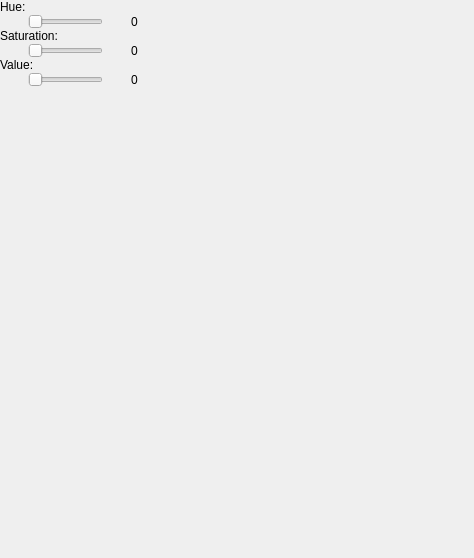
The window that fixedcolordialog.ui (Airels/ihm-tabs) describes before a commit, drawn with Qt 5.
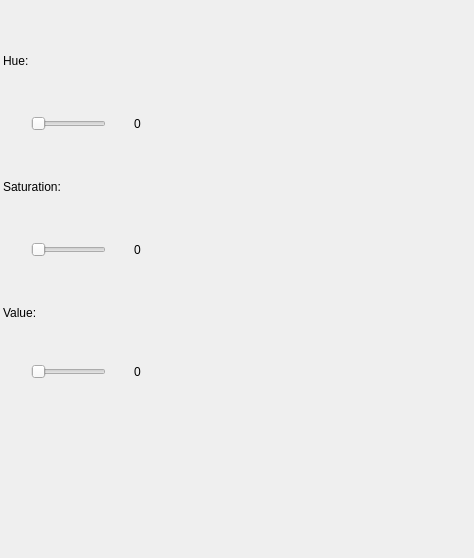
The same window after the commit.

Patch:
```diff
--- a/fixedcolordialog.ui
+++ b/fixedcolordialog.ui
@@ -13,19 +13,37 @@
   <property name="windowTitle">
    <string>Dialog</string>
   </property>
+  <layout class="QVBoxLayout" name="verticalLayout_2">
+   <property name="leftMargin">
+    <number>2</number>
+   </property>
+   <property name="topMargin">
+    <number>2</number>
+   </property>
+   <property name="rightMargin">
+    <number>2</number>
+   </property>
+   <property name="bottomMargin">
+    <number>2</number>
+   </property>
+   <item>
   <widget class="QScrollArea" name="scrollArea">
-   <property name="geometry">
-    <rect>
-     <x>0</x>
-     <y>0</y>
-     <width>200</width>
+     <property name="sizePolicy">
+      <sizepolicy hsizetype="Minimum" vsizetype="Minimum">
+       <horstretch>0</horstretch>
+       <verstretch>0</verstretch>
+      </sizepolicy>
+     </property>
+     <property name="minimumSize">
+      <size>
+       <width>0</width>
      <height>500</height>
-    </rect>
+      </size>
    </property>
    <property name="maximumSize">
     <size>
      <width>200</width>
-     <height>16777215</height>
+       <height>500</height>
     </size>
    </property>
    <property name="frameShape">
@@ -58,13 +76,19 @@
       <height>500</height>
      </size>
     </property>
+      <property name="maximumSize">
+       <size>
+        <width>16777215</width>
+        <height>500</height>
+       </size>
+      </property>
     <widget class="QWidget" name="verticalLayoutWidget">
      <property name="geometry">
       <rect>
        <x>0</x>
        <y>0</y>
-       <width>211</width>
-       <height>636</height>
+         <width>213</width>
+         <height>478</height>
       </rect>
      </property>
      <layout class="QVBoxLayout" name="verticalLayout">
@@ -206,14 +230,14 @@
           </property>
           <property name="minimumSize">
            <size>
-            <width>25</width>
-            <height>300</height>
+              <width>200</width>
+              <height>100</height>
            </size>
           </property>
           <property name="maximumSize">
            <size>
             <width>200</width>
-            <height>16777215</height>
+              <height>100</height>
            </size>
           </property>
           <property name="autoFillBackground">
@@ -284,6 +308,8 @@
     </widget>
    </widget>
   </widget>
+   </item>
+  </layout>
  </widget>
  <resources/>
  <connections>
```
Left out of the diff: 120 changed lines with no effect on the pictures. Lines whose indentation alone changed are shown as unchanged.
